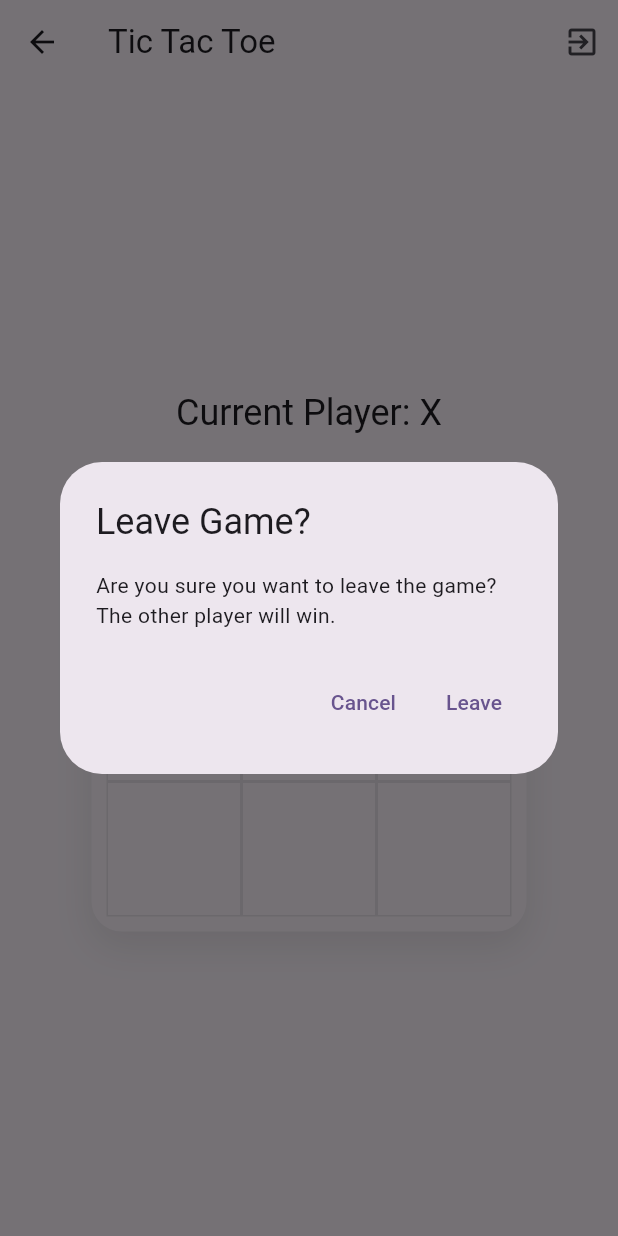
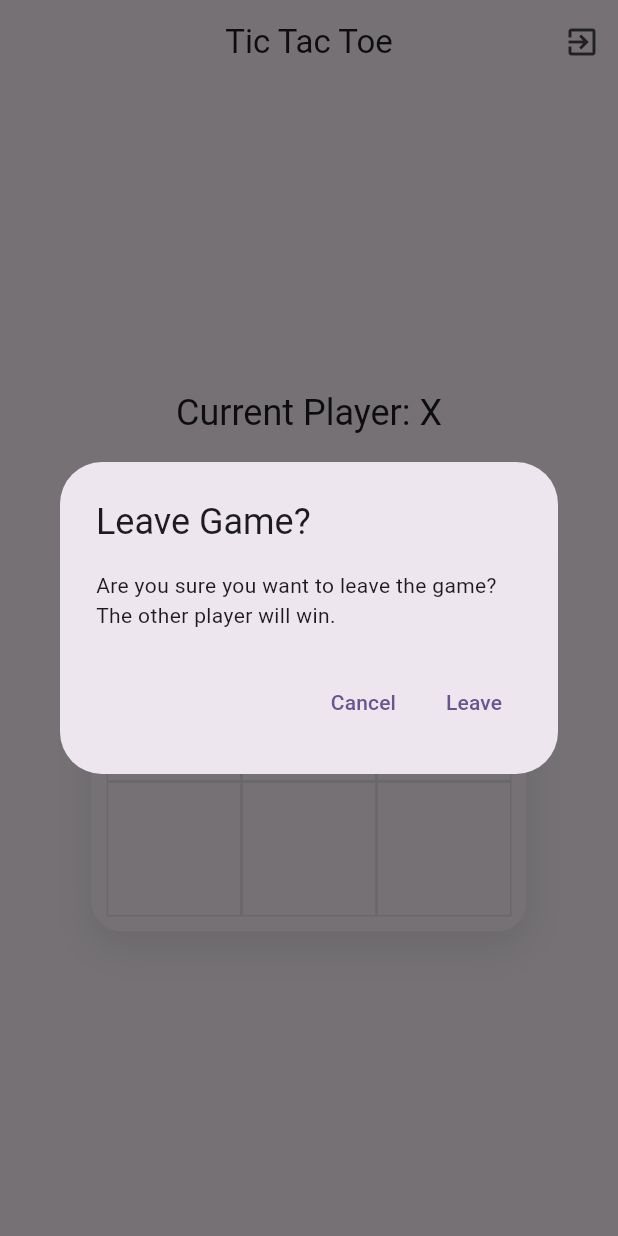
Before and after one commit to RekanAnwar/tic_tac_toc_game, a Flutter app: the GamePage screen opened directly with empty values, after a tap on the "exit to app" icon, on a phone screen of 412 x 824 dp. Run offline on Flutter 3.47's test engine with Material 3 defaults, Android fonts, the phone set to English and light mode, and no system bars; our stand-ins replace cloud_firestore, equatable, firebase_auth, firebase_core, flutter_riverpod; accounts and stored records are empty; network calls fail.

Commit message:
Refactor type annotations and UI layout in game components
- Simplified type annotations in GameController and GameModel
- Removed commented-out resetGame() method in GameController
- Updated GamePage AppBar layout to remove default leading icon and center title
- Improved function parameter formatting in GamePage

```diff
--- a/lib/controllers/game_controller.dart
+++ b/lib/controllers/game_controller.dart
@@ -56,7 +56,7 @@ class GameController extends StateNotifier<AsyncValue<GameModel>> {
           final data = snapshot.data()!;
 
           if (data['board'] != null) {
-            final List<dynamic> rawBoard = List<dynamic>.from(data['board']);
+            final rawBoard = List<dynamic>.from(data['board']);
 
             state = AsyncValue.data(
               GameModel.fromMap(
@@ -199,18 +199,6 @@ class GameController extends StateNotifier<AsyncValue<GameModel>> {
         (isPlayer2 && game.currentPlayer == Player.O);
   }
 
-  // void resetGame() {
-  //   final currentState = state.value;
-  //   if (currentState?.gameId != null) {
-  //     _firestore
-  //         .collection('games')
-  //         .doc(currentState!.gameId)
-  //         .update(GameModel.initial().toMap());
-  //   } else {
-  //     state = AsyncValue.data(GameModel.initial());
-  //   }
-  // }
-
   (Player?, List<List<int>>?) _checkWinner(List<List<Player>> board) {
     // Check rows
     for (int i = 0; i < 3; i++) {
--- a/lib/models/game_model.dart
+++ b/lib/models/game_model.dart
@@ -28,7 +28,7 @@ class GameModel extends Equatable {
 
   factory GameModel.fromMap(Map<String, dynamic> map) {
     // Convert flat board array to 2D array
-    final List<dynamic> rawBoard =
+    final rawBoard =
         map['board'] as List? ?? List.generate(9, (_) => Player.none.index);
 
     final board = [
--- a/lib/views/game/game_page.dart
+++ b/lib/views/game/game_page.dart
@@ -96,11 +96,10 @@ class _GamePageState extends ConsumerState<GamePage> {
       },
       child: Scaffold(
         appBar: AppBar(
+          leadingWidth: 0,
+          centerTitle: true,
+          leading: const SizedBox.shrink(),
           title: const Text('Tic Tac Toe'),
-          leading: IconButton(
-            icon: const Icon(Icons.arrow_back),
-            onPressed: () => _exitGame(context),
-          ),
           actions: [
             if (game.gameId != null) // Add exit button for online games
               IconButton(
@@ -148,7 +147,10 @@ class _GamePageState extends ConsumerState<GamePage> {
   }
 
   Widget _buildGameBody(
-      BuildContext context, GameModel game, String? currentUserId) {
+    BuildContext context,
+    GameModel game,
+    String? currentUserId,
+  ) {
     final isOnlineGame = game.gameId != null;
     final isCurrentPlayerTurn = !isOnlineGame ||
         (game.currentPlayer == Player.X && game.player1Id == currentUserId) ||
```
